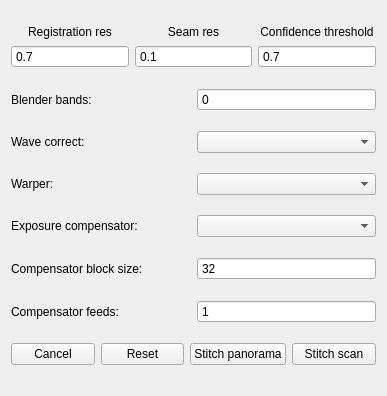
Old version of the form src/gui/ui/stitchersettingsdialog.ui in the repository nisemono0/AniStitch.
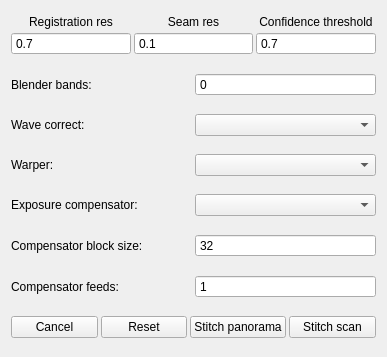
New version of the form.

Diff of the .ui file:
```diff
--- a/src/gui/ui/stitchersettingsdialog.ui
+++ b/src/gui/ui/stitchersettingsdialog.ui
@@ -7,27 +7,36 @@
     <x>0</x>
     <y>0</y>
     <width>387</width>
-    <height>396</height>
+    <height>357</height>
    </rect>
   </property>
   <property name="minimumSize">
    <size>
     <width>387</width>
-    <height>396</height>
+    <height>357</height>
    </size>
   </property>
   <property name="maximumSize">
    <size>
     <width>387</width>
-    <height>396</height>
+    <height>357</height>
    </size>
   </property>
   <property name="windowTitle">
    <string>Stitcher settings</string>
   </property>
   <layout class="QVBoxLayout" name="verticalLayout_4">
+   <property name="spacing">
+    <number>3</number>
+   </property>
    <property name="sizeConstraint">
-    <enum>QLayout::SizeConstraint::SetMaximumSize</enum>
+    <enum>QLayout::SizeConstraint::SetDefaultConstraint</enum>
+   </property>
+   <property name="topMargin">
+    <number>0</number>
+   </property>
+   <property name="bottomMargin">
+    <number>0</number>
    </property>
    <item>
     <layout class="QHBoxLayout" name="horizontalLayout_8">
```
